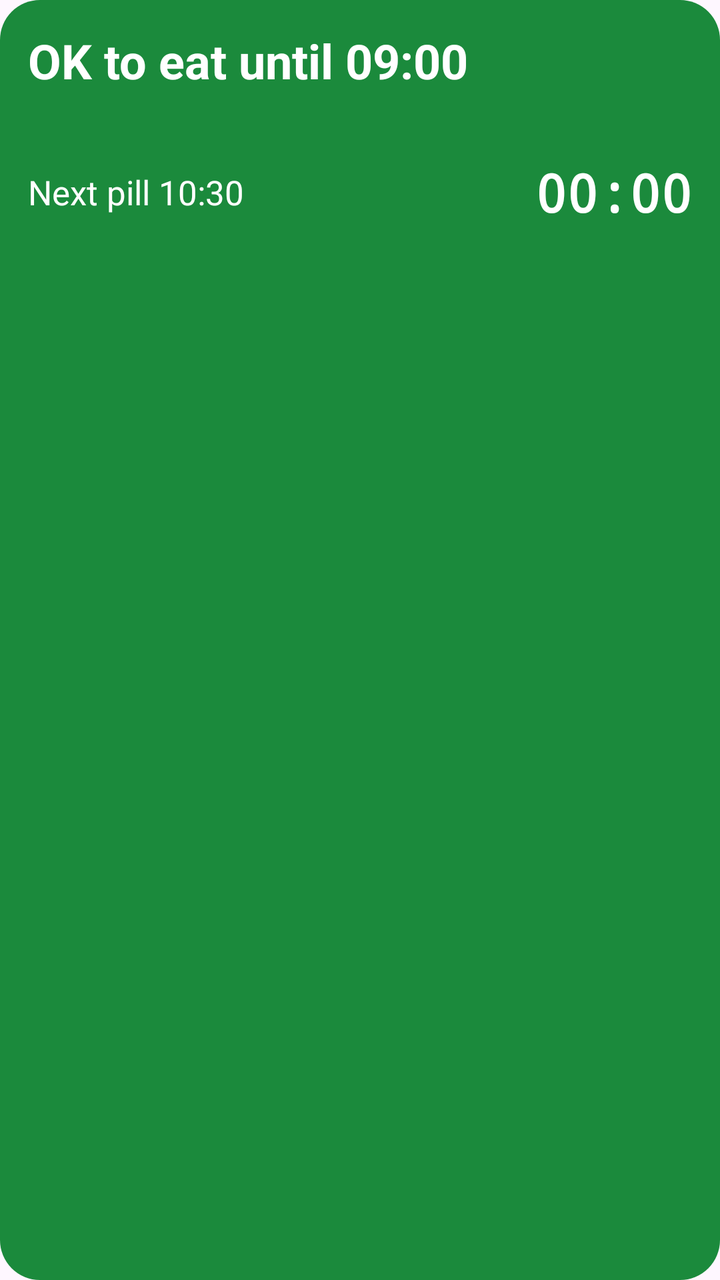
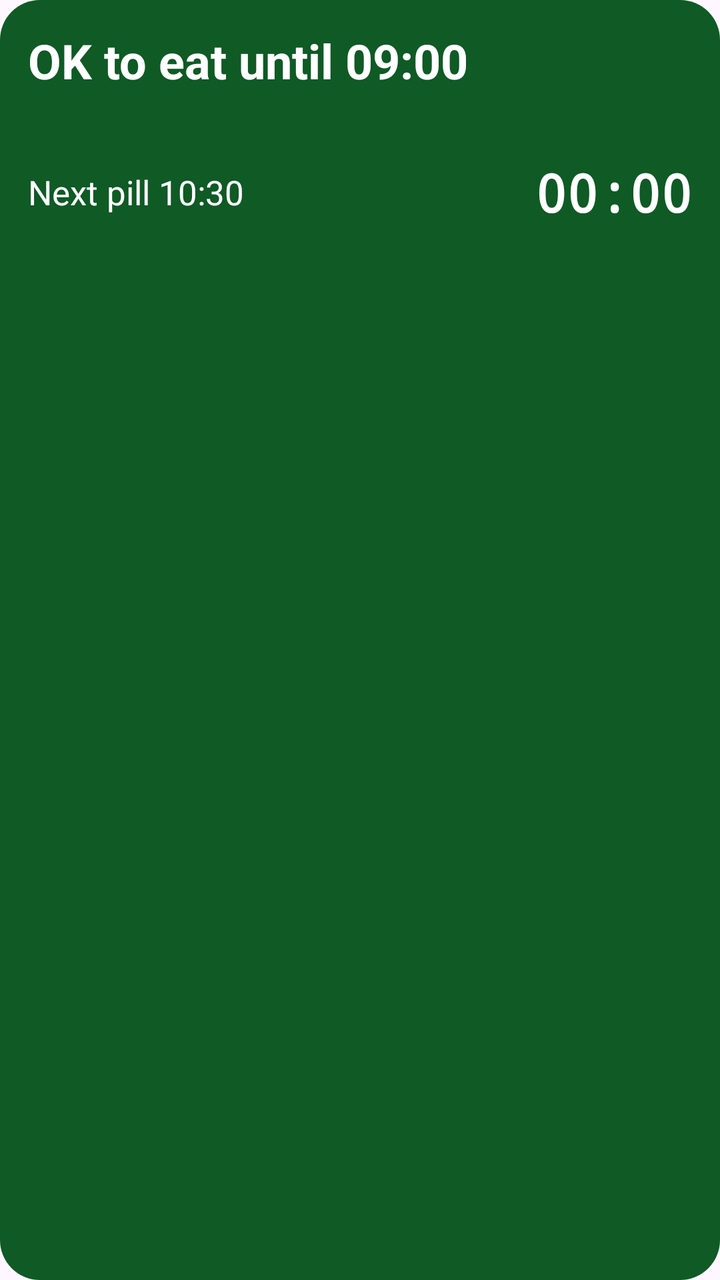

Screens rendered from an Android XML layout before and after an edit, with the pre-edit source and the edit as a unified diff.
<!-- AndroidManifest.xml: application theme Theme.PillGuard -->
<!-- res/layout/widget_status.xml -->
<?xml version="1.0" encoding="utf-8"?>
<LinearLayout xmlns:android="http://schemas.android.com/apk/res/android"
    android:id="@+id/widgetRoot"
    android:layout_width="match_parent"
    android:layout_height="match_parent"
    android:orientation="vertical"
    android:background="@drawable/widget_bg_green"
    android:padding="14dp">

    <TextView
        android:id="@+id/wHeadline"
        android:layout_width="match_parent"
        android:layout_height="wrap_content"
        android:textColor="@color/white"
        android:textSize="24sp"
        android:textStyle="bold"
        android:maxLines="2"
        android:text="OK to eat until 09:00" />

    <TextView
        android:id="@+id/wDetail"
        android:layout_width="match_parent"
        android:layout_height="wrap_content"
        android:layout_marginTop="2dp"
        android:textColor="#EAF2FF"
        android:textSize="15sp"
        android:maxLines="2"
        android:text="" />

    <LinearLayout
        android:layout_width="match_parent"
        android:layout_height="wrap_content"
        android:layout_marginTop="10dp"
        android:orientation="horizontal"
        android:gravity="center_vertical">

        <TextView
            android:id="@+id/wNextLabel"
            android:layout_width="0dp"
            android:layout_weight="1"
            android:layout_height="wrap_content"
            android:textColor="@color/white"
            android:textSize="17sp"
            android:text="Next pill 10:30" />

        <Chronometer
            android:id="@+id/wCountdown"
            android:layout_width="wrap_content"
            android:layout_height="wrap_content"
            android:textColor="@color/white"
            android:textSize="26sp"
            android:textStyle="bold"
            android:fontFamily="monospace" />
    </LinearLayout>
</LinearLayout>
<!-- resources referenced by this layout -->
<resources>
  <color name="white">#FFFFFF</color>
  <!-- drawable widget_bg_green (drawable) -->
  <?xml version="1.0" encoding="utf-8"?>
  <shape xmlns:android="http://schemas.android.com/apk/res/android" android:shape="rectangle">
      <solid android:color="#1B8A3C" />
      <corners android:radius="20dp" />
  </shape>
  <style name="Theme.PillGuard" parent="Theme.Material3.Light.NoActionBar">
          <item name="colorPrimary">@color/brand</item>
          <item name="colorPrimaryVariant">@color/brand_dark</item>
          <item name="colorOnPrimary">@color/white</item>
          <item name="android:statusBarColor">@color/brand_dark</item>
          <item name="android:textSize">20sp</item>
      </style>
  <color name="brand">#1E5AA8</color>
  <color name="brand_dark">#143F78</color>
</resources>

<!-- the commit's change to res/layout/widget_status.xml (unified diff, before → after) -->
@@ -22,7 +22,7 @@
         android:layout_width="match_parent"
         android:layout_height="wrap_content"
         android:layout_marginTop="2dp"
-        android:textColor="#EAF2FF"
+        android:textColor="@color/white"
         android:textSize="15sp"
         android:maxLines="2"
         android:text="" />
<!-- resource entries referenced after the edit -->
@@ -4,7 +4,7 @@
   <!-- drawable widget_bg_green (drawable) -->
   <?xml version="1.0" encoding="utf-8"?>
   <shape xmlns:android="http://schemas.android.com/apk/res/android" android:shape="rectangle">
-      <solid android:color="#1B8A3C" />
+      <solid android:color="#0F5A25" />
       <corners android:radius="20dp" />
   </shape>
   <style name="Theme.PillGuard" parent="Theme.Material3.Light.NoActionBar">
